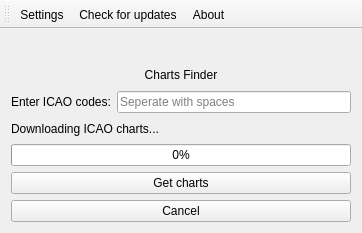
The window that src/mainwindow.ui (abdullah-radwan/ChartsFinder2) describes before a commit, drawn with Qt 5.
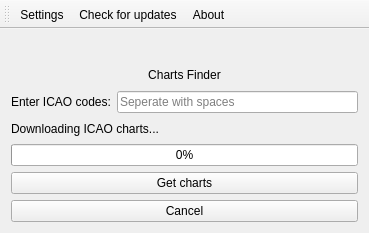
The same window after the commit. Icons and pictures are not drawn.

Diff of the .ui file:
```diff
--- a/src/mainwindow.ui
+++ b/src/mainwindow.ui
@@ -6,7 +6,7 @@
    <rect>
     <x>0</x>
     <y>0</y>
-    <width>362</width>
+    <width>369</width>
     <height>233</height>
    </rect>
   </property>
```
